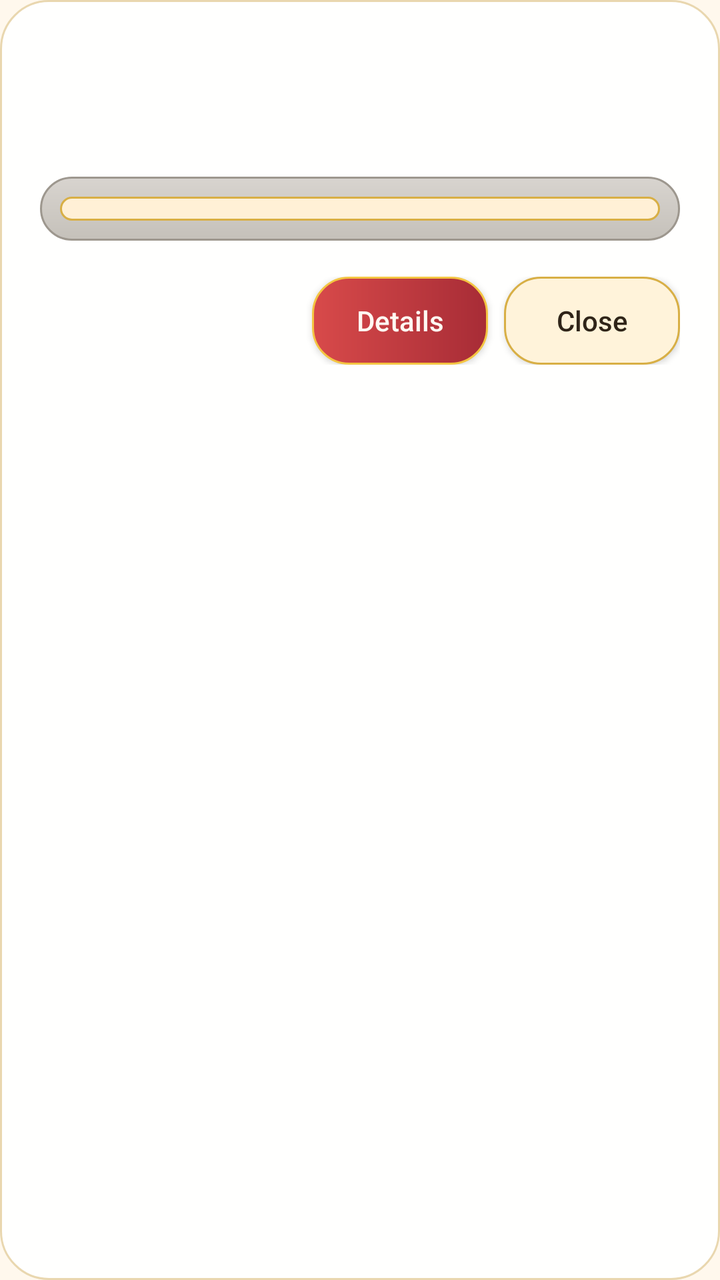
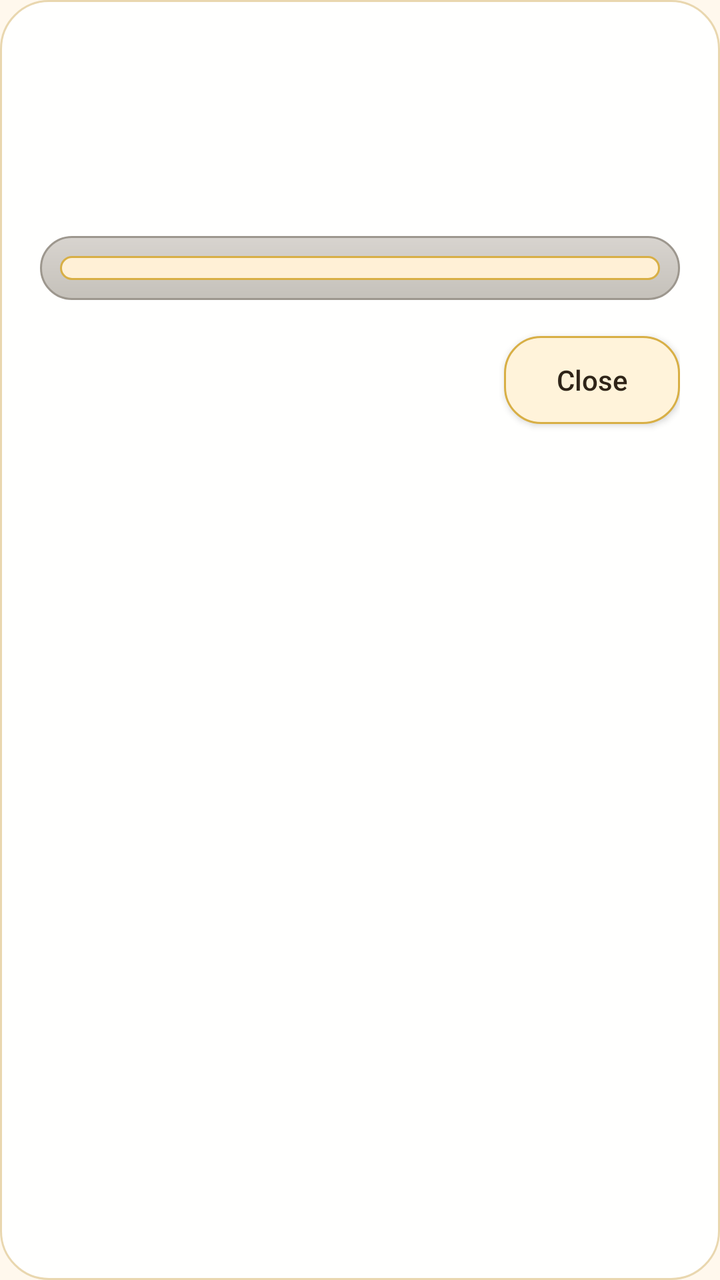

Two renders of the same Android screen: before a commit and after it. Below are the layout's source before the change and the commit's diff.
<!-- AndroidManifest.xml: application theme Theme.PokeBinder -->
<!-- res/layout/dialog_pokemon_card_preview.xml -->
<?xml version="1.0" encoding="utf-8"?>
<LinearLayout xmlns:android="http://schemas.android.com/apk/res/android"
    android:layout_width="match_parent"
    android:layout_height="wrap_content"
    android:background="@drawable/bg_feed_item"
    android:orientation="vertical"
    android:padding="20dp">

    <TextView
        android:id="@+id/previewTitleTextView"
        android:layout_width="match_parent"
        android:layout_height="wrap_content"
        android:textAppearance="?attr/textAppearanceTitleLarge"
        android:textColor="@color/poke_text"
        android:textStyle="bold" />

    <TextView
        android:id="@+id/previewSubtitleTextView"
        android:layout_width="match_parent"
        android:layout_height="wrap_content"
        android:layout_marginTop="4dp"
        android:textAppearance="?attr/textAppearanceBodyMedium"
        android:textColor="@color/poke_text_secondary" />

    <FrameLayout
        android:layout_width="match_parent"
        android:layout_height="wrap_content"
        android:layout_marginTop="16dp"
        android:background="@drawable/bg_binder_board"
        android:padding="10dp">

        <ImageView
            android:id="@+id/previewImageView"
            android:layout_width="match_parent"
            android:layout_height="wrap_content"
            android:adjustViewBounds="true"
            android:background="@drawable/bg_binder_slot"
            android:contentDescription="@string/pokemon_card_image"
            android:padding="6dp"
            android:scaleType="fitCenter" />
    </FrameLayout>

    <TextView
        android:id="@+id/previewMessageTextView"
        android:layout_width="match_parent"
        android:layout_height="wrap_content"
        android:layout_marginTop="12dp"
        android:textAppearance="?attr/textAppearanceBodyMedium"
        android:textColor="@color/poke_text_secondary"
        android:visibility="gone" />

    <LinearLayout
        android:layout_width="match_parent"
        android:layout_height="wrap_content"
        android:layout_marginTop="18dp"
        android:gravity="end"
        android:orientation="horizontal">

        <Button
            android:id="@+id/detailsButton"
            android:layout_width="wrap_content"
            android:layout_height="wrap_content"
            android:background="@drawable/bg_cta_primary"
            android:backgroundTint="@null"
            android:minHeight="44dp"
            android:paddingHorizontal="14dp"
            android:text="@string/card_preview_details"
            android:textAllCaps="false"
            android:textColor="@color/poke_text_on_red" />

        <Button
            android:id="@+id/closeButton"
            android:layout_width="wrap_content"
            android:layout_height="wrap_content"
            android:layout_marginStart="8dp"
            android:background="@drawable/bg_cta_secondary"
            android:backgroundTint="@null"
            android:minHeight="44dp"
            android:paddingHorizontal="14dp"
            android:text="@string/card_preview_close"
            android:textAllCaps="false"
            android:textColor="@color/poke_text" />
    </LinearLayout>

</LinearLayout>
<!-- resources referenced by this layout -->
<resources>
  <color name="poke_text">#2F2418</color>
  <color name="poke_text_on_red">#FFF9F2</color>
  <color name="poke_text_secondary">#6C5B48</color>
  <!-- drawable bg_binder_board (drawable) -->
  <?xml version="1.0" encoding="utf-8"?>
  <shape xmlns:android="http://schemas.android.com/apk/res/android"
      android:shape="rectangle">
      <gradient
          android:angle="270"
          android:endColor="@color/poke_binder_surface_bottom"
          android:startColor="@color/poke_binder_surface_top" />
      <corners android:radius="28dp" />
      <stroke
          android:width="1dp"
          android:color="@color/poke_binder_edge" />
  </shape>
  <!-- drawable bg_binder_slot (drawable) -->
  <?xml version="1.0" encoding="utf-8"?>
  <shape xmlns:android="http://schemas.android.com/apk/res/android"
      android:shape="rectangle">
      <solid android:color="@color/poke_slot" />
      <corners android:radius="16dp" />
      <stroke
          android:width="1dp"
          android:color="@color/poke_line_strong" />
  </shape>
  <!-- drawable bg_cta_primary (drawable) -->
  <?xml version="1.0" encoding="utf-8"?>
  <shape xmlns:android="http://schemas.android.com/apk/res/android"
      android:shape="rectangle">
      <gradient
          android:angle="0"
          android:endColor="@color/poke_red_dark"
          android:startColor="@color/poke_red" />
      <corners android:radius="18dp" />
      <stroke
          android:width="1dp"
          android:color="@color/poke_gold" />
  </shape>
  <!-- drawable bg_cta_secondary (drawable) -->
  <?xml version="1.0" encoding="utf-8"?>
  <shape xmlns:android="http://schemas.android.com/apk/res/android"
      android:shape="rectangle">
      <solid android:color="@color/poke_surface_alt" />
      <corners android:radius="18dp" />
      <stroke
          android:width="1dp"
          android:color="@color/poke_line_strong" />
  </shape>
  <!-- drawable bg_feed_item (drawable) -->
  <?xml version="1.0" encoding="utf-8"?>
  <shape xmlns:android="http://schemas.android.com/apk/res/android"
      android:shape="rectangle">
      <solid android:color="@color/poke_surface_elevated" />
      <corners android:radius="24dp" />
      <stroke
          android:width="1dp"
          android:color="@color/poke_line_soft" />
  </shape>
  <string name="card_preview_close">Close</string>
  <string name="card_preview_details">Details</string>
  <string name="pokemon_card_image">Pokémon card image</string>
  <style name="Theme.PokeBinder" parent="Base.Theme.PokeBinder" />
  <color name="poke_binder_surface_bottom">#C5C1BA</color>
  <color name="poke_binder_surface_top">#D8D4CF</color>
  <color name="poke_binder_edge">#9D978E</color>
  <color name="poke_slot">#FFF0D6</color>
  <color name="poke_line_strong">#D8AF45</color>
  <color name="poke_red_dark">#A72C36</color>
  <color name="poke_red">#D84A4A</color>
  <color name="poke_gold">#F4C542</color>
  <color name="poke_surface_alt">#FFF3DA</color>
  <color name="poke_surface_elevated">#FFFFFE</color>
  <color name="poke_line_soft">#E9D7AF</color>
  <color name="poke_surface">#FFFDF8</color>
  <color name="poke_screen_top">#FFF8ED</color>
  <style name="ThemeOverlay.PokeBinder.MaterialAlertDialog" parent="ThemeOverlay.Material3.MaterialAlertDialog">
          <item name="colorSurface">@color/poke_surface_elevated</item>
          <item name="shapeAppearanceOverlay">@style/ShapeAppearanceOverlayPokeBinderDialog</item>
      </style>
  <style name="ShapeAppearanceOverlayPokeBinderDialog">
          <item name="cornerFamily">rounded</item>
          <item name="cornerSize">24dp</item>
      </style>
  <!-- unchanged entries left out for length: 1 -->
</resources>

<!-- the commit's change to res/layout/dialog_pokemon_card_preview.xml (unified diff, before → after) -->
@@ -15,10 +15,18 @@
         android:textStyle="bold" />
 
     <TextView
-        android:id="@+id/previewSubtitleTextView"
+        android:id="@+id/previewSetTextView"
         android:layout_width="match_parent"
         android:layout_height="wrap_content"
         android:layout_marginTop="4dp"
+        android:textAppearance="?attr/textAppearanceBodyLarge"
+        android:textColor="@color/poke_text_secondary" />
+
+    <TextView
+        android:id="@+id/previewMetadataTextView"
+        android:layout_width="match_parent"
+        android:layout_height="wrap_content"
+        android:layout_marginTop="8dp"
         android:textAppearance="?attr/textAppearanceBodyMedium"
         android:textColor="@color/poke_text_secondary" />
 
@@ -49,37 +57,18 @@
         android:textColor="@color/poke_text_secondary"
         android:visibility="gone" />
 
-    <LinearLayout
-        android:layout_width="match_parent"
+    <Button
+        android:id="@+id/closeButton"
+        android:layout_width="wrap_content"
         android:layout_height="wrap_content"
+        android:layout_gravity="end"
         android:layout_marginTop="18dp"
-        android:gravity="end"
-        android:orientation="horizontal">
-
-        <Button
-            android:id="@+id/detailsButton"
-            android:layout_width="wrap_content"
-            android:layout_height="wrap_content"
-            android:background="@drawable/bg_cta_primary"
-            android:backgroundTint="@null"
-            android:minHeight="44dp"
-            android:paddingHorizontal="14dp"
-            android:text="@string/card_preview_details"
-            android:textAllCaps="false"
-            android:textColor="@color/poke_text_on_red" />
-
-        <Button
-            android:id="@+id/closeButton"
-            android:layout_width="wrap_content"
-            android:layout_height="wrap_content"
-            android:layout_marginStart="8dp"
-            android:background="@drawable/bg_cta_secondary"
-            android:backgroundTint="@null"
-            android:minHeight="44dp"
-            android:paddingHorizontal="14dp"
-            android:text="@string/card_preview_close"
-            android:textAllCaps="false"
-            android:textColor="@color/poke_text" />
-    </LinearLayout>
+        android:background="@drawable/bg_cta_secondary"
+        android:backgroundTint="@null"
+        android:minHeight="44dp"
+        android:paddingHorizontal="14dp"
+        android:text="@string/card_preview_close"
+        android:textAllCaps="false"
+        android:textColor="@color/poke_text" />
 
 </LinearLayout>
<!-- resource entries referenced after the edit -->
@@ -26,19 +26,6 @@
           android:width="1dp"
           android:color="@color/poke_line_strong" />
   </shape>
-  <!-- drawable bg_cta_primary (drawable) -->
-  <?xml version="1.0" encoding="utf-8"?>
-  <shape xmlns:android="http://schemas.android.com/apk/res/android"
-      android:shape="rectangle">
-      <gradient
-          android:angle="0"
-          android:endColor="@color/poke_red_dark"
-          android:startColor="@color/poke_red" />
-      <corners android:radius="18dp" />
-      <stroke
-          android:width="1dp"
-          android:color="@color/poke_gold" />
-  </shape>
   <!-- drawable bg_cta_secondary (drawable) -->
   <?xml version="1.0" encoding="utf-8"?>
   <shape xmlns:android="http://schemas.android.com/apk/res/android"
@@ -60,7 +47,6 @@
           android:color="@color/poke_line_soft" />
   </shape>
   <string name="card_preview_close">Close</string>
-  <string name="card_preview_details">Details</string>
   <string name="pokemon_card_image">Pokémon card image</string>
   <style name="Theme.PokeBinder" parent="Base.Theme.PokeBinder" />
   <color name="poke_binder_surface_bottom">#C5C1BA</color>
@@ -68,7 +54,6 @@
   <color name="poke_binder_edge">#9D978E</color>
   <color name="poke_slot">#FFF0D6</color>
   <color name="poke_line_strong">#D8AF45</color>
-  <color name="poke_red_dark">#A72C36</color>
   <color name="poke_red">#D84A4A</color>
   <color name="poke_gold">#F4C542</color>
   <color name="poke_surface_alt">#FFF3DA</color>
